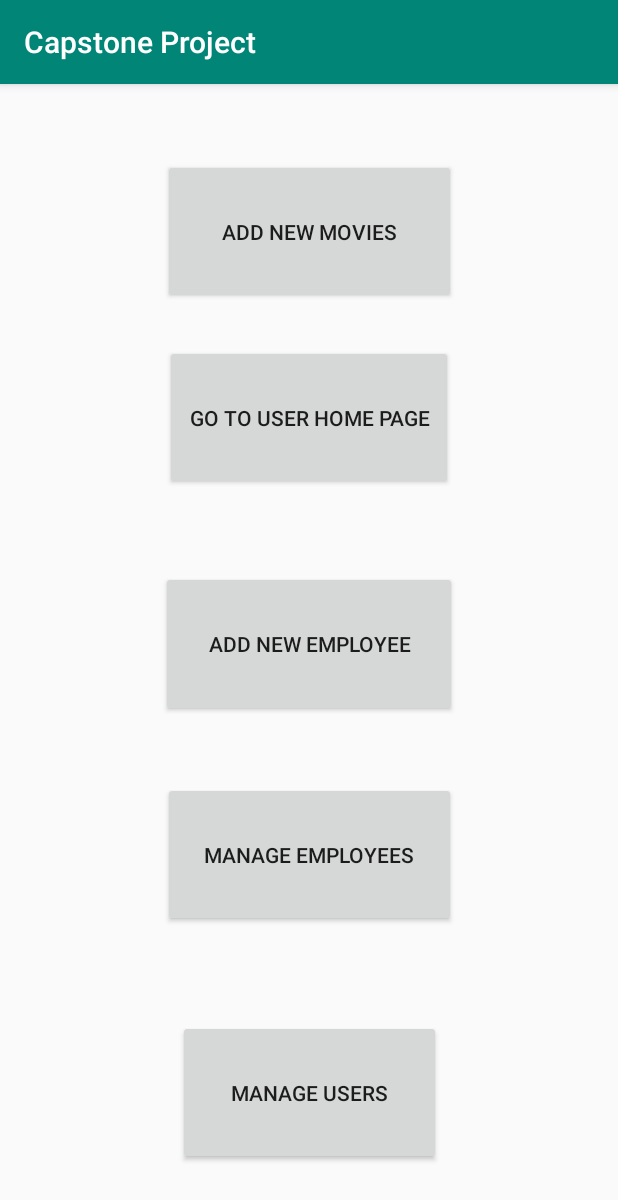
After one commit to jaypatelgit85/Capstone_Project, an Android app: the AdminHome screen opened directly, with no data from a screen before it, on a phone screen of 412 x 824 dp. The commit adds this screen. Shown: the top 1200 px of the screen. Run offline under Robolectric (Android 15) with nearby library versions, the phone set to English and light mode, and no system bars.

Commit message:
More Changes and Additional Functionality

```diff
--- a/app/src/main/AndroidManifest.xml
+++ b/app/src/main/AndroidManifest.xml
@@ -21,7 +21,9 @@
         android:supportsRtl="true"
         android:theme="@style/AppTheme"
         android:usesCleartextTraffic="true">
-        <activity android:name=".Reviews"></activity>
+        <activity android:name=".AddNewMovie"></activity>
+        <activity android:name=".AdminHome" />
+        <activity android:name=".Reviews" />
         <activity android:name=".ShowMovie" />
         <!--
              The API key for Google Maps-based APIs is defined as a string resource.
--- /dev/null
+++ b/app/src/main/java/patel/mohawk/capstoneproject/AddNewMovie.java
@@ -0,0 +1,14 @@
+package patel.mohawk.capstoneproject;
+
+import androidx.appcompat.app.AppCompatActivity;
+
+import android.os.Bundle;
+
+public class AddNewMovie extends AppCompatActivity {
+
+    @Override
+    protected void onCreate(Bundle savedInstanceState) {
+        super.onCreate(savedInstanceState);
+        setContentView(R.layout.activity_add_new_movie);
+    }
+}
--- /dev/null
+++ b/app/src/main/java/patel/mohawk/capstoneproject/AdminHome.java
@@ -0,0 +1,36 @@
+package patel.mohawk.capstoneproject;
+
+import androidx.appcompat.app.AppCompatActivity;
+
+import android.content.Intent;
+import android.os.Bundle;
+import android.view.View;
+
+public class AdminHome extends AppCompatActivity {
+
+    @Override
+    protected void onCreate(Bundle savedInstanceState) {
+        super.onCreate(savedInstanceState);
+        setContentView(R.layout.activity_admin_home);
+    }
+
+    public void goToUserHome(View view) {
+        Intent intent = new Intent(this,HomePage.class);
+    }
+
+    public void GoToManageEmployee(View view) {
+
+    }
+
+    public void addNewEmployee(View view) {
+        Intent intent = new Intent(this,AdminEmployeeCreate.class);
+
+    }
+
+    public void manageUsers(View view) {
+
+    }
+
+    public void addMovies(View view) {
+    }
+}
--- a/app/src/main/java/patel/mohawk/capstoneproject/Reviews.java
+++ b/app/src/main/java/patel/mohawk/capstoneproject/Reviews.java
@@ -1,15 +1,18 @@
 package patel.mohawk.capstoneproject;
 
 import androidx.annotation.NonNull;
+import androidx.annotation.Nullable;
 import androidx.appcompat.app.AppCompatActivity;
 
 import android.content.Intent;
 import android.graphics.Color;
 import android.os.Bundle;
+import android.os.Handler;
 import android.util.Log;
 import android.view.View;
 import android.widget.Button;
 import android.widget.EditText;
+import android.widget.Toast;
 
 import com.google.android.gms.tasks.OnFailureListener;
 import com.google.android.gms.tasks.OnSuccessListener;
@@ -19,8 +22,10 @@ import com.google.firebase.auth.FirebaseUser;
 import com.google.firebase.firestore.FirebaseFirestore;
 import com.google.firebase.firestore.SetOptions;
 
+import java.util.Collection;
 import java.util.HashMap;
 import java.util.Map;
+import java.util.Set;
 
 public class Reviews extends AppCompatActivity {
     FirebaseAuth auth;
@@ -42,7 +47,10 @@ public class Reviews extends AppCompatActivity {
         EditText text = findViewById(R.id.userReview);
         FirebaseFirestore db = FirebaseFirestore.getInstance();
         Map<String,String> data = new HashMap<>();
+
+
         data.put(movieId,text.getText().toString());
+
         db.collection(user.getUid()).document("Reviews")
                 .set(data, SetOptions.merge())
                 .addOnSuccessListener(new OnSuccessListener<Void>() {
@@ -73,6 +81,16 @@ public class Reviews extends AppCompatActivity {
                     }
                 });
 
+        Toast.makeText(this, "Review Added Successfully", Toast.LENGTH_LONG).show();
+        final Handler handler = new Handler();
+        handler.postDelayed(new Runnable() {
+            @Override
+            public void run() {
+                finish();    //Do something after 100ms
+            }
+        }, 3000);
+
+
 
     }
 }
--- /dev/null
+++ b/app/src/main/res/layout/activity_add_new_movie.xml
@@ -0,0 +1,9 @@
+<?xml version="1.0" encoding="utf-8"?>
+<androidx.constraintlayout.widget.ConstraintLayout xmlns:android="http://schemas.android.com/apk/res/android"
+    xmlns:app="http://schemas.android.com/apk/res-auto"
+    xmlns:tools="http://schemas.android.com/tools"
+    android:layout_width="match_parent"
+    android:layout_height="match_parent"
+    tools:context=".AddNewMovie">
+
+</androidx.constraintlayout.widget.ConstraintLayout>
--- /dev/null
+++ b/app/src/main/res/layout/activity_admin_home.xml
@@ -0,0 +1,72 @@
+<?xml version="1.0" encoding="utf-8"?>
+<androidx.constraintlayout.widget.ConstraintLayout xmlns:android="http://schemas.android.com/apk/res/android"
+    xmlns:app="http://schemas.android.com/apk/res-auto"
+    xmlns:tools="http://schemas.android.com/tools"
+    android:layout_width="match_parent"
+    android:layout_height="match_parent"
+    tools:context=".AdminHome">
+
+    <Button
+        android:id="@+id/gotoHomepAgeBtn"
+        android:layout_width="192dp"
+        android:layout_height="0dp"
+        android:layout_marginBottom="54dp"
+        android:onClick="goToUserHome"
+        android:text="@string/go_to_user_home_page"
+        app:layout_constraintBottom_toTopOf="@+id/addEmployeeBtn"
+        app:layout_constraintEnd_toEndOf="parent"
+        app:layout_constraintStart_toStartOf="parent"
+        app:layout_constraintTop_toBottomOf="@+id/addMovies" />
+
+    <Button
+        android:id="@+id/manageEmployeesBtn"
+        android:layout_width="195dp"
+        android:layout_height="0dp"
+        android:layout_marginBottom="62dp"
+        android:onClick="GoToManageEmployee"
+        android:text="@string/manage_employees"
+        app:layout_constraintBottom_toTopOf="@+id/manageUsersBtn"
+        app:layout_constraintEnd_toEndOf="parent"
+        app:layout_constraintStart_toStartOf="parent"
+        app:layout_constraintTop_toBottomOf="@+id/addEmployeeBtn" />
+
+    <Button
+        android:id="@+id/addEmployeeBtn"
+        android:layout_width="197dp"
+        android:layout_height="0dp"
+        android:layout_marginBottom="43dp"
+        android:onClick="addNewEmployee"
+        android:text="@string/add_new_employee"
+        app:layout_constraintBottom_toTopOf="@+id/manageEmployeesBtn"
+        app:layout_constraintEnd_toEndOf="parent"
+        app:layout_constraintStart_toStartOf="parent"
+        app:layout_constraintTop_toBottomOf="@+id/gotoHomepAgeBtn" />
+
+    <Button
+        android:id="@+id/manageUsersBtn"
+        android:layout_width="175dp"
+        android:layout_height="0dp"
+        android:layout_marginBottom="47dp"
+        android:onClick="manageUsers"
+        android:text="@string/manage_users"
+        app:layout_constraintBottom_toBottomOf="parent"
+        app:layout_constraintEnd_toEndOf="parent"
+        app:layout_constraintStart_toStartOf="parent"
+        app:layout_constraintTop_toBottomOf="@+id/manageEmployeesBtn" />
+
+    <Button
+        android:id="@+id/addMovies"
+        android:layout_width="195dp"
+        android:layout_height="0dp"
+        android:layout_marginTop="50dp"
+        android:layout_marginBottom="27dp"
+        android:onClick="addMovies"
+        android:text="@string/add_new_movies"
+        app:layout_constraintBottom_toTopOf="@+id/gotoHomepAgeBtn"
+        app:layout_constraintEnd_toEndOf="parent"
+        app:layout_constraintStart_toStartOf="parent"
+        app:layout_constraintTop_toTopOf="parent"
+        tools:ignore="OnClick" />
+
+
+</androidx.constraintlayout.widget.ConstraintLayout>
--- a/app/src/main/res/values/strings.xml
+++ b/app/src/main/res/values/strings.xml
@@ -38,6 +38,11 @@
     <string name="reviews">Reviews</string>
     <string name="rent">Rent</string>
     <string name="add_reviews">Add Reviews</string>
+    <string name="go_to_user_home_page">Go To User Home Page</string>
+    <string name="manage_employees">Manage Employees</string>
+    <string name="add_new_employee">Add New Employee</string>
+    <string name="manage_users">Manage Users</string>
+    <string name="add_new_movies">Add New Movies</string>
 
 
 </resources>
```
